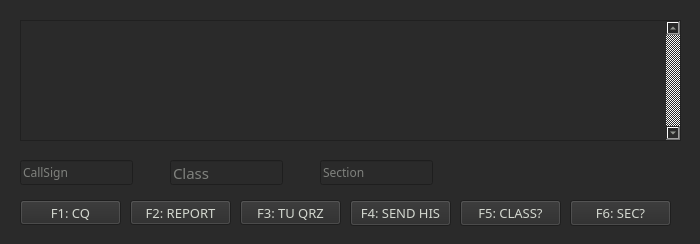
Qt form contest.ui (mbridak/FieldDayMorseTrainer) before a commit.
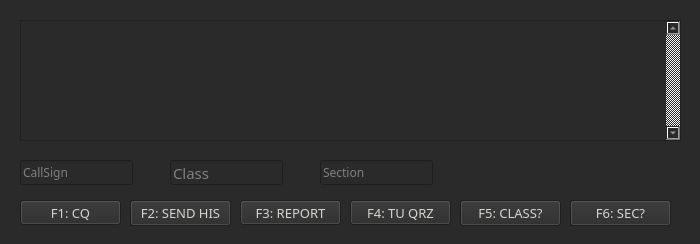
The same form after that commit.

Commit message: Reordered function keys.

The edit to the form file:
```diff
--- a/contest.ui
+++ b/contest.ui
@@ -107,28 +107,6 @@
    <widget class="QPushButton" name="report_pushButton">
     <property name="geometry">
      <rect>
-      <x>130</x>
-      <y>200</y>
-      <width>101</width>
-      <height>25</height>
-     </rect>
-    </property>
-    <property name="font">
-     <font>
-      <family>JetBrains Mono</family>
-      <pointsize>10</pointsize>
-     </font>
-    </property>
-    <property name="focusPolicy">
-     <enum>Qt::NoFocus</enum>
-    </property>
-    <property name="text">
-     <string>F2: REPORT</string>
-    </property>
-   </widget>
-   <widget class="QPushButton" name="confirm_pushButton">
-    <property name="geometry">
-     <rect>
       <x>240</x>
       <y>200</y>
       <width>101</width>
@@ -145,7 +123,7 @@
      <enum>Qt::NoFocus</enum>
     </property>
     <property name="text">
-     <string>F3: TU QRZ</string>
+     <string>F3: REPORT</string>
     </property>
    </widget>
    <widget class="QPushButton" name="agn_call_pushButton">
@@ -154,6 +132,28 @@
       <x>350</x>
       <y>200</y>
       <width>101</width>
+      <height>25</height>
+     </rect>
+    </property>
+    <property name="font">
+     <font>
+      <family>JetBrains Mono</family>
+      <pointsize>10</pointsize>
+     </font>
+    </property>
+    <property name="focusPolicy">
+     <enum>Qt::NoFocus</enum>
+    </property>
+    <property name="text">
+     <string>F4: TU QRZ</string>
+    </property>
+   </widget>
+   <widget class="QPushButton" name="agn_call_pushButton">
+    <property name="geometry">
+     <rect>
+      <x>130</x>
+      <y>200</y>
+      <width>101</width>
       <height>26</height>
      </rect>
     </property>
@@ -167,7 +167,7 @@
      <enum>Qt::NoFocus</enum>
     </property>
     <property name="text">
-     <string>F4: SEND HIS</string>
+     <string>F2: SEND HIS</string>
     </property>
    </widget>
    <widget class="QPushButton" name="agn_class_pushButton">
```
Left out of the diff: 2 changed lines with no effect on the pictures. The commit also changes 1 other file.
